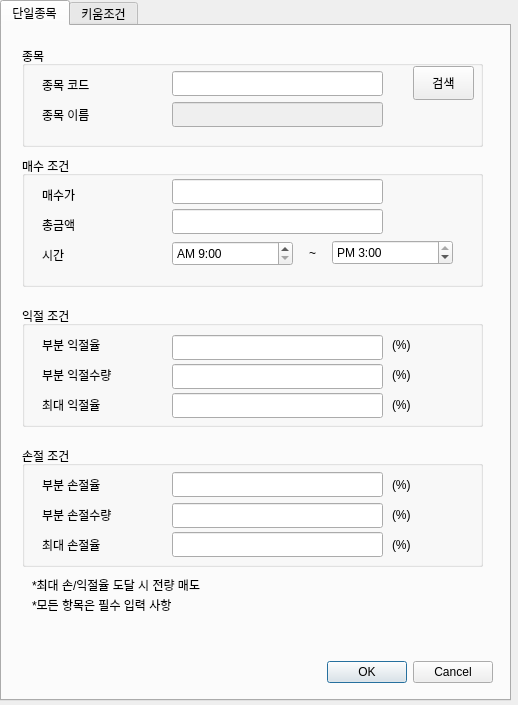
songxuanqing/PAT, file register_condition_dao.ui: the form before one commit.
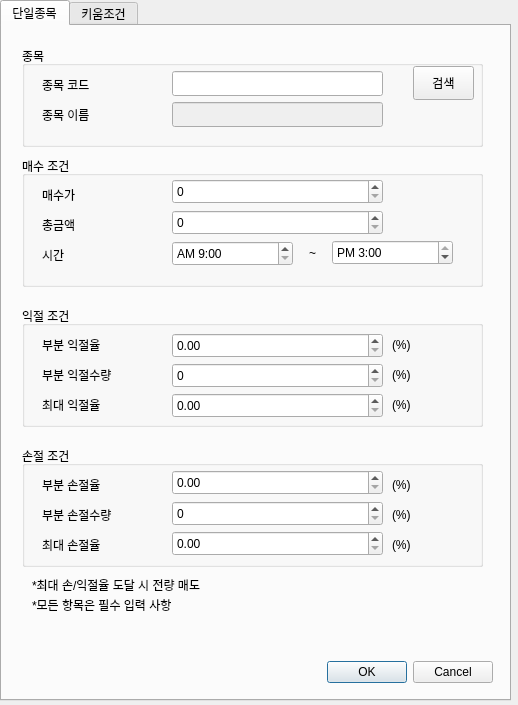
The form after the commit.

Commit message: search code in register condition

What changed in the file:
```diff
--- a/register_condition_dao.ui
+++ b/register_condition_dao.ui
@@ -235,7 +235,7 @@
        <string>~</string>
       </property>
      </widget>
-     <widget class="QLineEdit" name="et_buyPrice">
+     <widget class="QSpinBox" name="et_buyPrice">
       <property name="geometry">
        <rect>
         <x>150</x>
@@ -244,16 +244,25 @@
         <height>25</height>
        </rect>
       </property>
+      <property name="maximum">
+       <number>1000000000</number>
+      </property>
      </widget>
-     <widget class="QLineEdit" name="et_totalBuyAmout">
+     <widget class="QSpinBox" name="et_totalBuyAmout">
       <property name="geometry">
        <rect>
         <x>150</x>
-        <y>53</y>
+        <y>54</y>
         <width>211</width>
         <height>25</height>
        </rect>
       </property>
+      <property name="maximum">
+       <number>1000000000</number>
+      </property>
+      <property name="singleStep">
+       <number>1</number>
+      </property>
      </widget>
     </widget>
     <widget class="QLabel" name="label_10">
@@ -359,35 +368,41 @@
        <string>(%)</string>
       </property>
      </widget>
-     <widget class="QLineEdit" name="et_lossRate">
+     <widget class="QDoubleSpinBox" name="et_lossRate">
       <property name="geometry">
        <rect>
         <x>150</x>
-        <y>26</y>
+        <y>24</y>
         <width>211</width>
         <height>25</height>
        </rect>
       </property>
      </widget>
-     <widget class="QLineEdit" name="et_lossRateVolume">
+     <widget class="QDoubleSpinBox" name="et_maxLossRate">
       <property name="geometry">
        <rect>
         <x>150</x>
-        <y>57</y>
+        <y>85</y>
         <width>211</width>
         <height>25</height>
        </rect>
       </property>
      </widget>
-     <widget class="QLineEdit" name="et_maxLossRate">
+     <widget class="QSpinBox" name="et_lossRateVolume">
       <property name="geometry">
        <rect>
         <x>150</x>
-        <y>86</y>
+        <y>55</y>
         <width>211</width>
         <height>25</height>
        </rect>
       </property>
+      <property name="maximum">
+       <number>100</number>
+      </property>
+      <property name="singleStep">
+       <number>10</number>
+      </property>
      </widget>
     </widget>
     <widget class="QGroupBox" name="groupBox_3">
@@ -480,27 +495,17 @@
        <string>(%)</string>
       </property>
      </widget>
-     <widget class="QLineEdit" name="et_profitRate">
+     <widget class="QDoubleSpinBox" name="et_profitRate">
       <property name="geometry">
        <rect>
         <x>150</x>
-        <y>29</y>
+        <y>27</y>
         <width>211</width>
         <height>25</height>
        </rect>
       </property>
      </widget>
-     <widget class="QLineEdit" name="et_profitRateVolume">
-      <property name="geometry">
-       <rect>
-        <x>150</x>
-        <y>58</y>
-        <width>211</width>
-        <height>25</height>
-       </rect>
-      </property>
-     </widget>
-     <widget class="QLineEdit" name="et_maxProfitRate">
+     <widget class="QDoubleSpinBox" name="et_maxProfitRate">
       <property name="geometry">
        <rect>
         <x>150</x>
@@ -510,6 +515,22 @@
        </rect>
       </property>
      </widget>
+     <widget class="QSpinBox" name="et_profitRateVolume">
+      <property name="geometry">
+       <rect>
+        <x>150</x>
+        <y>57</y>
+        <width>211</width>
+        <height>25</height>
+       </rect>
+      </property>
+      <property name="maximum">
+       <number>100</number>
+      </property>
+      <property name="singleStep">
+       <number>10</number>
+      </property>
+     </widget>
     </widget>
     <widget class="QDialogButtonBox" name="bts_oneStock">
      <property name="geometry">
```
The commit also changes 5 other files.
